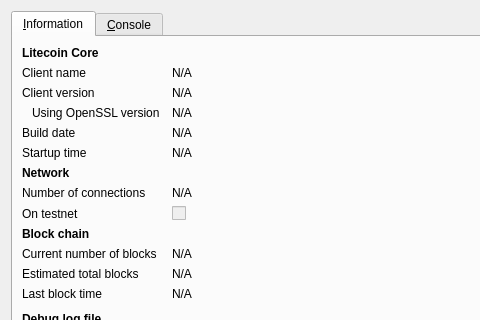
This is src/qt/forms/rpcconsole.ui in shkritz/nummus as Qt 5 draws it before an edit; both pictures show x 0 to 480 and y 0 to 320 of the 740 by 450 pixel window. The edited form follows.
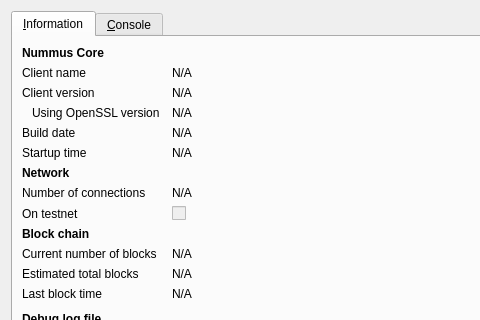
This is the edited form. Icons and pictures are not drawn.

```diff
--- a/src/qt/forms/rpcconsole.ui
+++ b/src/qt/forms/rpcconsole.ui
@@ -36,7 +36,7 @@
           </font>
          </property>
          <property name="text">
-          <string>Litecoin Core</string>
+          <string>Nummus Core</string>
          </property>
         </widget>
        </item>
```
Left out of the diff: 6 changed lines with no effect on the pictures.
